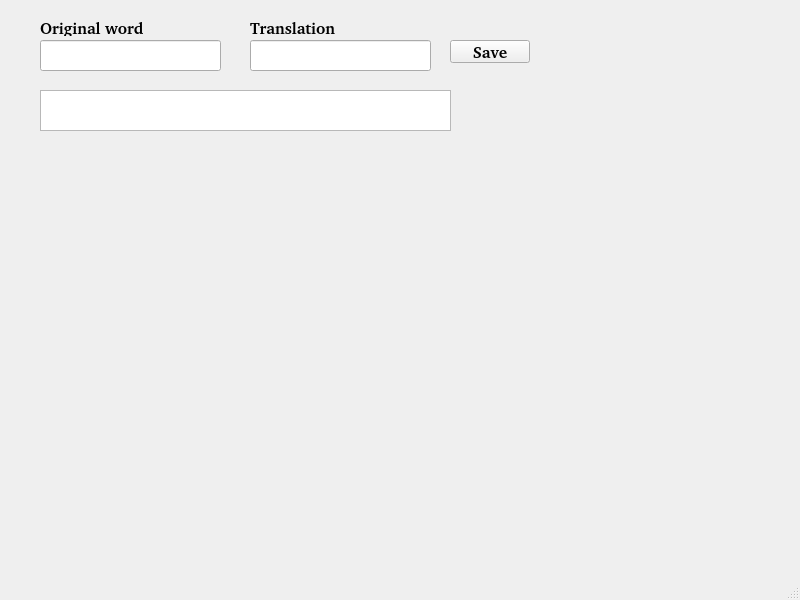
Qt form mainwindow.ui (K0SS4/CuDi) before a commit.
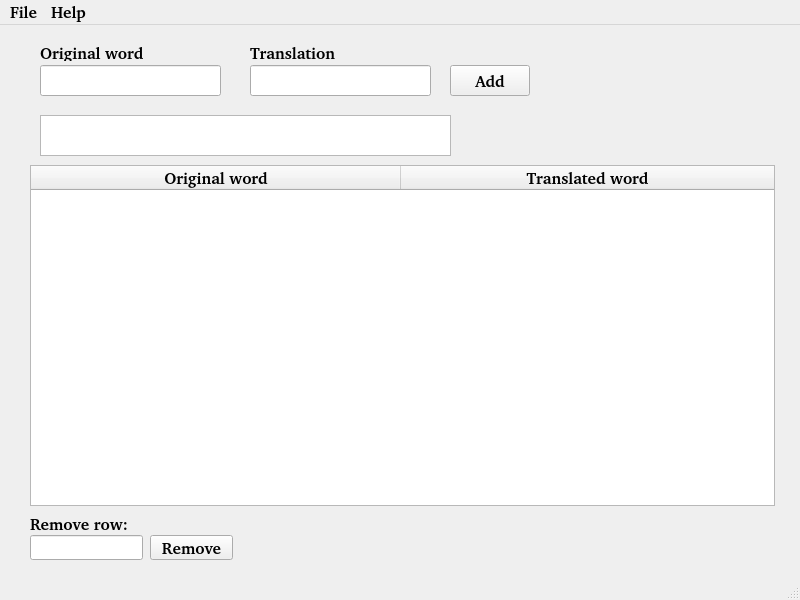
The same form after that commit.

Commit message: Adding and removing items from list

```diff
--- a/mainwindow.ui
+++ b/mainwindow.ui
@@ -2,13 +2,17 @@
 <ui version="4.0">
  <class>MainWindow</class>
  <widget class="QMainWindow" name="MainWindow">
-  <property name="geometry">
-   <rect>
-    <x>0</x>
-    <y>0</y>
+  <property name="minimumSize">
+   <size>
     <width>800</width>
     <height>600</height>
-   </rect>
+   </size>
+  </property>
+  <property name="maximumSize">
+   <size>
+    <width>800</width>
+    <height>600</height>
+   </size>
   </property>
   <property name="font">
    <font>
@@ -74,11 +78,11 @@
       <x>450</x>
       <y>40</y>
       <width>80</width>
-      <height>23</height>
+      <height>31</height>
      </rect>
     </property>
     <property name="text">
-     <string>Save</string>
+     <string>Add</string>
     </property>
    </widget>
    <widget class="QTextBrowser" name="alerts">
@@ -94,6 +98,95 @@
      </rect>
     </property>
    </widget>
+   <widget class="QTableWidget" name="tableWidget">
+    <property name="geometry">
+     <rect>
+      <x>30</x>
+      <y>140</y>
+      <width>745</width>
+      <height>341</height>
+     </rect>
+    </property>
+    <property name="sizePolicy">
+     <sizepolicy hsizetype="Expanding" vsizetype="Expanding">
+      <horstretch>0</horstretch>
+      <verstretch>0</verstretch>
+     </sizepolicy>
+    </property>
+    <property name="alternatingRowColors">
+     <bool>false</bool>
+    </property>
+    <attribute name="horizontalHeaderVisible">
+     <bool>true</bool>
+    </attribute>
+    <attribute name="horizontalHeaderCascadingSectionResizes">
+     <bool>false</bool>
+    </attribute>
+    <attribute name="horizontalHeaderDefaultSectionSize">
+     <number>370</number>
+    </attribute>
+    <attribute name="horizontalHeaderShowSortIndicator" stdset="0">
+     <bool>false</bool>
+    </attribute>
+    <attribute name="horizontalHeaderStretchLastSection">
+     <bool>true</bool>
+    </attribute>
+    <attribute name="verticalHeaderVisible">
+     <bool>true</bool>
+    </attribute>
+    <attribute name="verticalHeaderCascadingSectionResizes">
+     <bool>false</bool>
+    </attribute>
+    <attribute name="verticalHeaderStretchLastSection">
+     <bool>false</bool>
+    </attribute>
+    <column>
+     <property name="text">
+      <string>Original word</string>
+     </property>
+    </column>
+    <column>
+     <property name="text">
+      <string>Translated word</string>
+     </property>
+    </column>
+   </widget>
+   <widget class="QLineEdit" name="remove">
+    <property name="geometry">
+     <rect>
+      <x>30</x>
+      <y>510</y>
+      <width>113</width>
+      <height>25</height>
+     </rect>
+    </property>
+   </widget>
+   <widget class="QLabel" name="label_3">
+    <property name="geometry">
+     <rect>
+      <x>30</x>
+      <y>490</y>
+      <width>121</width>
+      <height>17</height>
+     </rect>
+    </property>
+    <property name="text">
+     <string>Remove row:</string>
+    </property>
+   </widget>
+   <widget class="QPushButton" name="removeButton">
+    <property name="geometry">
+     <rect>
+      <x>150</x>
+      <y>510</y>
+      <width>83</width>
+      <height>25</height>
+     </rect>
+    </property>
+    <property name="text">
+     <string>Remove</string>
+    </property>
+   </widget>
   </widget>
   <widget class="QMenuBar" name="menubar">
    <property name="geometry">
@@ -104,6 +197,22 @@
      <height>28</height>
     </rect>
    </property>
+   <widget class="QMenu" name="menuFile">
+    <property name="title">
+     <string>File</string>
+    </property>
+    <addaction name="actionOpen"/>
+    <addaction name="actionSave"/>
+   </widget>
+   <widget class="QMenu" name="menuHelp">
+    <property name="title">
+     <string>Help</string>
+    </property>
+    <addaction name="actionHelp"/>
+    <addaction name="actionAuthor"/>
+   </widget>
+   <addaction name="menuFile"/>
+   <addaction name="menuHelp"/>
   </widget>
   <widget class="QStatusBar" name="statusbar"/>
  </widget>
```
Left out of the diff: 28 changed lines with no effect on the pictures. The commit also changes 2 other files.
